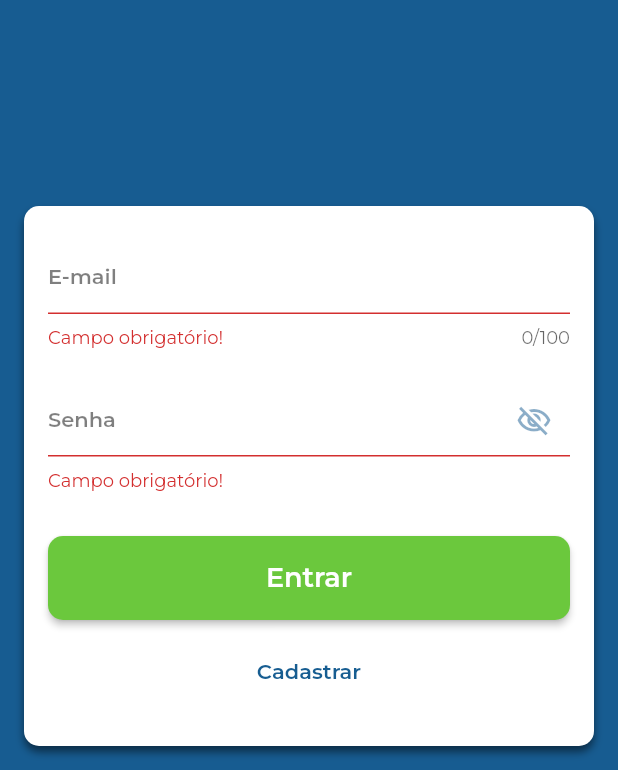
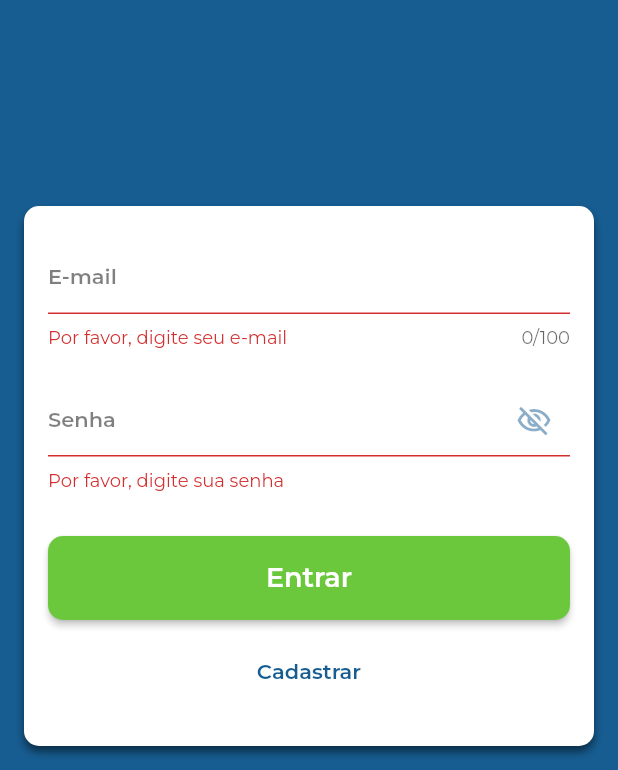
Before and after one commit to jvp116/flut_jestor_app, a Flutter app: the screen it shows after launch, after a tap on "Entrar", on a phone screen of 412 x 824 dp, the part 466-1236 px from its top. Run offline on Flutter 3.47's test engine with Material 2 defaults, Android fonts, the phone set to English and light mode, and no system bars; our stand-ins replace dio, shared_preferences; missing offline and left inert: dson_adapter; project files that could hold a hidden picture were left out.

Commit message:
refactor: login user

```diff
--- a/lib/app.dart
+++ b/lib/app.dart
@@ -1,10 +1,9 @@
 import 'package:dio/dio.dart';
-import 'package:flut_jestor_app/features/user/services/user_service.dart';
+import 'package:flut_jestor_app/pages/presenter/welcome_page.dart';
+import 'package:flut_jestor_app/services/user_service.dart';
+import 'package:flut_jestor_app/shared/utils/constants.dart';
 import 'package:flutter/material.dart';
 import 'package:provider/provider.dart';
-
-import 'features/user/pages/login/presenter/login_page.dart';
-import 'features/user/pages/login/presenter/register_page.dart';
 
 class App extends StatefulWidget {
   const App({super.key});
@@ -23,10 +22,12 @@ class _AppState extends State<App> {
         // Provider(create: (context) => ProductService(context.read())),
         // ChangeNotifierProvider(create: (context) => ProductStore(context.read())),
       ],
-      child: MaterialApp(title: 'Jestor', debugShowCheckedModeBanner: false, theme: ThemeData(scaffoldBackgroundColor: const Color.fromARGB(255, 23, 92, 145), fontFamily: 'Montserrat'), initialRoute: '/', routes: {
-        '/': (context) => const LoginPage(),
-        '/register': (context) => const RegisterPage(),
-      }),
+      child: MaterialApp(
+        title: 'Jestor',
+        debugShowCheckedModeBanner: false,
+        theme: ThemeData(scaffoldBackgroundColor: blue, fontFamily: 'Montserrat'),
+        home: const WelcomePage(),
+      ),
     );
   }
 }
--- a/lib/features/user/pages/login/controller/login_controller.dart
+++ /dev/null
@@ -1,18 +0,0 @@
-import 'package:flutter/material.dart';
-
-class LoginController extends ChangeNotifier {
-  final formKey = GlobalKey<FormState>();
-  final TextEditingController emailController = TextEditingController();
-  final TextEditingController passwordController = TextEditingController();
-
-  bool isValidUser = false;
-  bool showPassword = false;
-
-  Future<void> loginUser(String email, String password) async {
-    // isValidUser = await store!.login(email, password);
-    if (isValidUser) {
-      print('login efetuado com sucesso');
-    }
-    notifyListeners();
-  }
-}
--- /dev/null
+++ b/lib/pages/controller/login_controller.dart
@@ -0,0 +1,26 @@
+import 'package:flutter/material.dart';
+
+import '../../services/user_service.dart';
+import '../../shared/utils/constants.dart';
+
+class LoginController {
+  final formKey = GlobalKey<FormState>();
+  final TextEditingController emailController = TextEditingController();
+  final TextEditingController passwordController = TextEditingController();
+
+  bool isValidUser = false;
+  bool showPassword = false;
+
+  final snackBar = const SnackBar(
+    content: Text(
+      "E-mail ou senha inválidos",
+      textAlign: TextAlign.center,
+    ),
+    backgroundColor: red,
+  );
+
+  Future<bool> login(UserService service, String email, String password) async {
+    isValidUser = await service.login(email, password);
+    return isValidUser;
+  }
+}
--- a/lib/features/user/pages/login/presenter/login_page.dart
+++ b/lib/pages/presenter/login_page.dart
@@ -1,8 +1,11 @@
-import 'package:flut_jestor_app/features/user/pages/login/controller/login_controller.dart';
 import 'package:flutter/material.dart';
+import 'package:provider/provider.dart';
 
-import '../../../../../shared/components/custom_text_form_field_widget.dart';
-import '../../../../../shared/utils/constants.dart';
+import '../../../shared/components/custom_text_form_field_widget.dart';
+import '../../../shared/utils/constants.dart';
+import '../../services/user_service.dart';
+import '../controller/login_controller.dart';
+import 'home_page.dart';
 
 class LoginPage extends StatefulWidget {
   const LoginPage({super.key});
@@ -21,6 +24,8 @@ class _LoginPageState extends State<LoginPage> {
 
   @override
   Widget build(BuildContext context) {
+    final UserService service = Provider.of<UserService>(context);
+
     return Scaffold(
       body: SingleChildScrollView(
         child: SizedBox(
@@ -75,10 +80,6 @@ class _LoginPageState extends State<LoginPage> {
                               ),
                               const SizedBox(height: 24),
                               TextFormField(
-                                controller: controller.passwordController,
-                                obscureText: controller.showPassword == false ? true : false,
-                                enableSuggestions: false,
-                                autocorrect: false,
                                 decoration: InputDecoration(
                                   contentPadding: const EdgeInsets.all(0),
                                   border: const UnderlineInputBorder(),
@@ -97,9 +98,11 @@ class _LoginPageState extends State<LoginPage> {
                                             controller.showPassword = !controller.showPassword;
                                           })),
                                 ),
+                                controller: controller.passwordController,
+                                keyboardType: TextInputType.text,
                                 validator: (value) {
                                   if (value!.isEmpty) {
-                                    return 'Campo obrigatório!';
+                                    return 'Por favor, digite sua senha';
                                   }
 
                                   if (value.length < 8) {
@@ -108,17 +111,30 @@ class _LoginPageState extends State<LoginPage> {
 
                                   return null;
                                 },
+                                obscureText: controller.showPassword == false ? true : false,
+                                enableSuggestions: false,
+                                autocorrect: false,
                               ),
                             ],
                           ),
                           Column(
                             children: [
                               ElevatedButton(
-                                onPressed: () {
+                                onPressed: () async {
+                                  FocusScopeNode currentFocus = FocusScope.of(context);
                                   if (controller.formKey.currentState!.validate()) {
-                                    setState(() {
-                                      controller.loginUser(controller.emailController.text, controller.passwordController.text);
+                                    controller.login(service, controller.emailController.text, controller.passwordController.text).then((value) {
+                                      if (controller.isValidUser) {
+                                        Navigator.pushReplacement(context, MaterialPageRoute(builder: (context) => const HomePage()));
+                                      }
+                                    }).onError((error, stackTrace) {
+                                      controller.passwordController.clear();
+                                      ScaffoldMessenger.of(context).showSnackBar(controller.snackBar);
                                     });
+
+                                    if (!currentFocus.hasPrimaryFocus) {
+                                      currentFocus.unfocus();
+                                    }
                                   }
                                 },
                                 style: ElevatedButton.styleFrom(
--- a/lib/features/user/pages/login/presenter/register_page.dart
+++ b/lib/pages/presenter/register_page.dart
@@ -1,7 +1,8 @@
-import 'package:flut_jestor_app/features/user/pages/login/controller/register_controller.dart';
 import 'package:flut_jestor_app/shared/components/custom_text_form_field_widget.dart';
 import 'package:flut_jestor_app/shared/utils/constants.dart';
 import 'package:flutter/material.dart';
+
+import '../controller/register_controller.dart';
 
 class RegisterPage extends StatefulWidget {
   const RegisterPage({super.key});
--- /dev/null
+++ b/lib/pages/presenter/welcome_page.dart
@@ -0,0 +1,46 @@
+import 'package:flut_jestor_app/pages/presenter/login_page.dart';
+import 'package:flut_jestor_app/shared/components/loading_widget.dart';
+import 'package:flutter/material.dart';
+import 'package:shared_preferences/shared_preferences.dart';
+
+import 'home_page.dart';
+
+class WelcomePage extends StatefulWidget {
+  const WelcomePage({super.key});
+
+  @override
+  State<WelcomePage> createState() => _WelcomePageState();
+}
+
+class _WelcomePageState extends State<WelcomePage> {
+  @override
+  void initState() {
+    super.initState();
+    verifyToken().then((value) {
+      if (value) {
+        Navigator.pushReplacement(context, MaterialPageRoute(builder: (context) => const HomePage()));
+      } else {
+        Navigator.pushReplacement(context, MaterialPageRoute(builder: (context) => const LoginPage()));
+      }
+    });
+  }
+
+  @override
+  Widget build(BuildContext context) {
+    return const Scaffold(
+      body: Center(
+        child: LoadingWidget(),
+      ),
+    );
+  }
+
+  Future<bool> verifyToken() async {
+    SharedPreferences sharedPreferences = await SharedPreferences.getInstance();
+
+    if (sharedPreferences.getString('refresh_token') != null) {
+      return true;
+    } else {
+      return false;
+    }
+  }
+}
--- a/lib/shared/components/custom_text_form_field_widget.dart
+++ b/lib/shared/components/custom_text_form_field_widget.dart
@@ -15,8 +15,6 @@ class CustomTextFormFieldWidget extends StatelessWidget {
     // Email
     if (typeField == "email") {
       return TextFormField(
-        controller: textController,
-        enableSuggestions: true,
         decoration: const InputDecoration(
           contentPadding: EdgeInsets.all(0),
           border: UnderlineInputBorder(),
@@ -27,18 +25,21 @@ class CustomTextFormFieldWidget extends StatelessWidget {
             fontWeight: FontWeight.w600,
           ),
         ),
-        maxLength: 100,
+        controller: textController,
+        keyboardType: TextInputType.emailAddress,
         validator: (value) {
           if (value!.isEmpty) {
-            return 'Campo obrigatório!';
+            return 'Por favor, digite seu e-mail';
           }
 
           if (!RegExp(r"^[a-zA-Z0-9.a-zA-Z0-9.!#$%&'*+-/=?^_`{|}~]+@[a-zA-Z0-9]+\.[a-zA-Z]+").hasMatch(value)) {
-            return 'E-mail inválido';
+            return 'Por favor, digite um e-mail válido';
           }
 
           return null;
         },
+        enableSuggestions: true,
+        maxLength: 100,
       );
     }
 
@@ -61,7 +62,7 @@ class CustomTextFormFieldWidget extends StatelessWidget {
         ),
         validator: (value) {
           if (value!.isEmpty) {
-            return 'Campo obrigatório!';
+            return 'Por favor, digite sua senha';
           }
 
           if (value.length < 8) {
--- a/lib/shared/utils/constants.dart
+++ b/lib/shared/utils/constants.dart
@@ -6,3 +6,4 @@
 const Color blue = Color.fromARGB(255, 23, 93, 145);
 const Color blueLight = Color.fromARGB(128, 23, 92, 145);
 const Color green = Color.fromARGB(255, 107, 200, 61);
+const Color red = Color.fromARGB(255, 209, 2, 2);
```
Also changed, not shown: lib/pages/presenter/home_page.dart (added, +26 -0 lines), lib/services/user_service.dart (renamed from lib/features/user/services/user_service.dart, +6 -1 lines), lib/pages/controller/register_controller.dart (renamed from lib/features/user/pages/login/controller/register_controller.dart), 1 other file.
